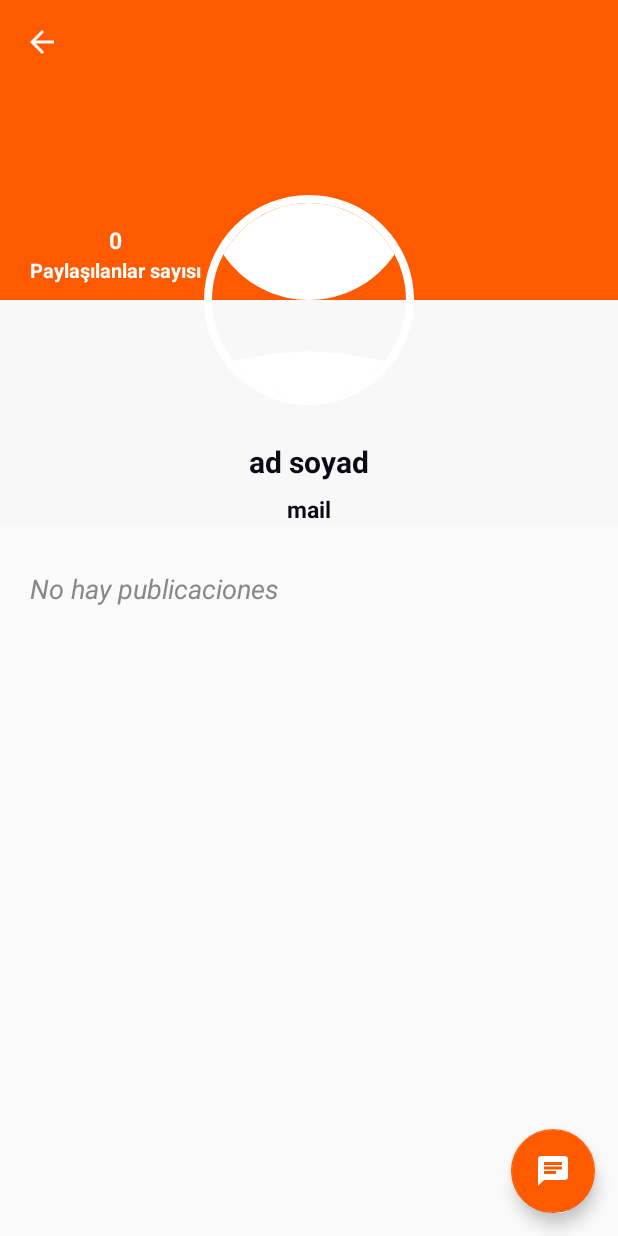
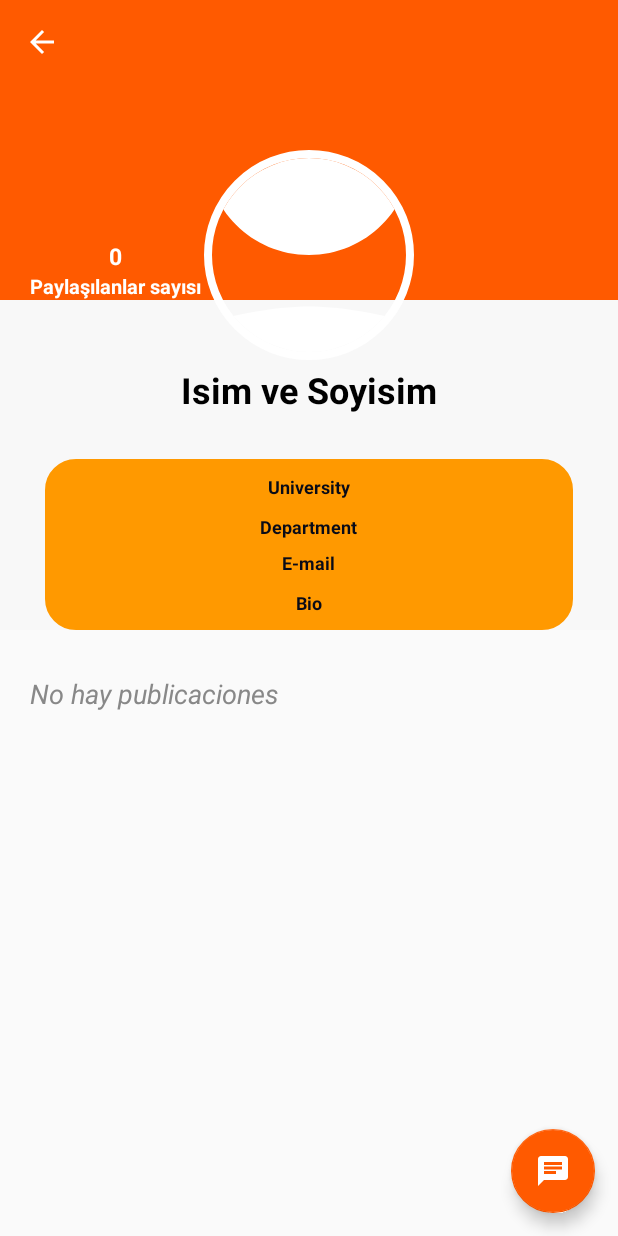
Before and after one commit to EduShareTeam/MobileApp, an Android app: the UserProfileActivity screen opened directly, with no data from a screen before it, on a phone screen of 412 x 824 dp. Run offline under Robolectric (Android 15) with nearby library versions, the phone set to English and light mode, and no system bars; our stand-ins replace CircleImageView, Firebase (no records; nobody signed in at launch, a user with empty details on screens opened directly), Picasso; pictures from the network do not load.

Commit message:
Redesigned profile activity as figma file

```diff
--- a/app/src/main/java/com/fatihbaser/edusharedemo/activities/UserProfileActivity.java
+++ b/app/src/main/java/com/fatihbaser/edusharedemo/activities/UserProfileActivity.java
@@ -145,6 +145,21 @@ public class UserProfileActivity extends AppCompatActivity {
                         String username = documentSnapshot.getString("username");
                         binding.textViewUsername.setText(username);
                     }
+
+                    if (documentSnapshot.contains("university")) {
+                        String university = documentSnapshot.getString("university");
+                        binding.textViewUniversity.setText(university);
+                    }
+
+                    if (documentSnapshot.contains("department")) {
+                        String department = documentSnapshot.getString("department");
+                        binding.textViewDepartment.setText(department);
+                    }
+
+                    if (documentSnapshot.contains("bio")) {
+                        String bio = documentSnapshot.getString("bio");
+                        binding.textViewBio.setText(bio);
+                    }
                     if (documentSnapshot.contains("image")) {
                         String imageProfile = documentSnapshot.getString("image");
                         if (imageProfile != null) {
--- a/app/src/main/res/layout/activity_user_profile.xml
+++ b/app/src/main/res/layout/activity_user_profile.xml
@@ -8,7 +8,7 @@
 
     <com.google.android.material.appbar.AppBarLayout
         android:layout_width="match_parent"
-        android:layout_height="350dp"
+        android:layout_height="420dp"
         android:theme="@style/ThemeOverlay.AppCompat.Dark.ActionBar"
         >
 
@@ -26,23 +26,23 @@
 
                 <View
                     android:layout_width="match_parent"
-                    android:layout_height="200dp"
-                    android:background="@color/colorBlack" />
+                    android:layout_height="200dp" />
 
                 <ImageView
                     android:id="@+id/imageViewCover"
                     android:layout_width="match_parent"
                     android:layout_height="200dp"
                     android:background="#FF5A00"
+                    app:layout_collapseMode="parallax"
                     android:scaleType="centerCrop"/>
 
                 <de.hdodenhof.circleimageview.CircleImageView
                     android:id="@+id/circleImageProfile"
                     android:layout_width="match_parent"
                     android:layout_height="140dp"
+                    android:layout_marginTop="100dp"
                     android:src="@drawable/ic_person"
                     app:civ_circle_background_color="@color/colorGray"
-                    android:layout_marginTop="130dp"
                     app:civ_border_color="@color/colorWhite"
                     app:civ_border_width="5dp"
                     />
@@ -51,20 +51,9 @@
                     android:layout_width="wrap_content"
                     android:layout_height="wrap_content"
                     android:orientation="vertical"
-                    android:layout_gravity="center|right"
-                    android:layout_marginRight="20dp"
-                    android:layout_marginBottom="5dp"
-                    android:gravity="center">
-
-                </LinearLayout>
-
-                <LinearLayout
-                    android:layout_width="wrap_content"
-                    android:layout_height="wrap_content"
-                    android:orientation="vertical"
                     android:layout_gravity="center|left"
                     android:layout_marginLeft="20dp"
-                    android:layout_marginBottom="5dp"
+                    android:layout_marginBottom="30dp"
                     android:gravity="center">
 
                     <TextView
@@ -88,30 +77,76 @@
                 </LinearLayout>
 
                 <LinearLayout
-                    android:layout_width="match_parent"
+                    android:layout_width="wrap_content"
                     android:layout_height="wrap_content"
-                    android:orientation="vertical"
-                    android:layout_gravity="bottom"
-                    android:gravity="center">
+                    android:layout_gravity="center"
+                    android:gravity="center"
+                    android:orientation="vertical">
 
                     <TextView
                         android:id="@+id/textViewUsername"
                         android:layout_width="wrap_content"
                         android:layout_height="wrap_content"
-                        android:text="ad soyad"
+                        android:text="Isim ve Soyisim"
+                        android:layout_marginTop="100dp"
+                        android:textColor="@color/black"
+                        android:textSize="24dp"
+                        android:textStyle="bold" />
+
+                </LinearLayout>
+
+                <LinearLayout
+                    android:layout_width="match_parent"
+                    android:layout_height="wrap_content"
+                    android:layout_gravity="bottom"
+                    android:layout_marginStart="30dp"
+                    android:layout_marginEnd="30dp"
+                    android:background="@drawable/shape_view_linear_layout"
+                    android:gravity="center"
+                    android:orientation="vertical">
+
+                    <TextView
+                        android:id="@+id/textViewUniversity"
+                        android:layout_width="wrap_content"
+                        android:layout_height="wrap_content"
+                        android:layout_marginTop="10dp"
+                        android:text="University"
                         android:textColor="@color/colorDarkBlue"
-                        android:textStyle="bold"
-                        android:textSize="20dp" />
+                        android:textSize="12dp"
+                        android:textStyle="bold" />
+
+                    <TextView
+                        android:id="@+id/textViewDepartment"
+                        android:layout_width="wrap_content"
+                        android:layout_height="wrap_content"
+                        android:layout_marginTop="10dp"
+                        android:text="Department"
+                        android:textColor="@color/colorDarkBlue"
+                        android:textSize="12dp"
+                        android:textStyle="bold" />
 
                     <TextView
                         android:id="@+id/textViewEmail"
                         android:layout_width="wrap_content"
                         android:layout_height="wrap_content"
-                        android:text="mail"
+                        android:text="E-mail"
                         android:textColor="@color/colorDarkBlue"
                         android:textStyle="bold"
                         android:layout_marginTop="7dp"
-                        android:textSize="15dp" />
+                        android:textSize="12dp" />
+
+                    <TextView
+                        android:id="@+id/textViewBio"
+                        android:layout_width="wrap_content"
+                        android:layout_height="wrap_content"
+                        android:layout_marginTop="10dp"
+                        android:layout_marginBottom="10dp"
+                        android:text="Bio"
+                        android:paddingStart="15dp"
+                        android:paddingEnd="15dp"
+                        android:textColor="@color/colorDarkBlue"
+                        android:textSize="12dp"
+                        android:textStyle="bold" />
                 </LinearLayout>
 
             </FrameLayout>
@@ -159,7 +194,6 @@
 
     </androidx.core.widget.NestedScrollView>
 
-
     <com.google.android.material.floatingactionbutton.FloatingActionButton
         android:id="@+id/fabChat"
         android:layout_width="wrap_content"
@@ -169,5 +203,4 @@
         android:layout_margin="15dp"
         />
 
-
 </androidx.coordinatorlayout.widget.CoordinatorLayout>
```
